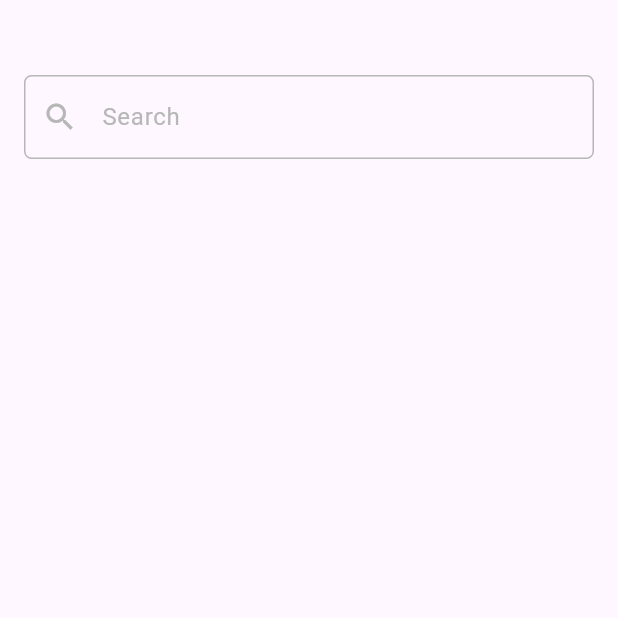
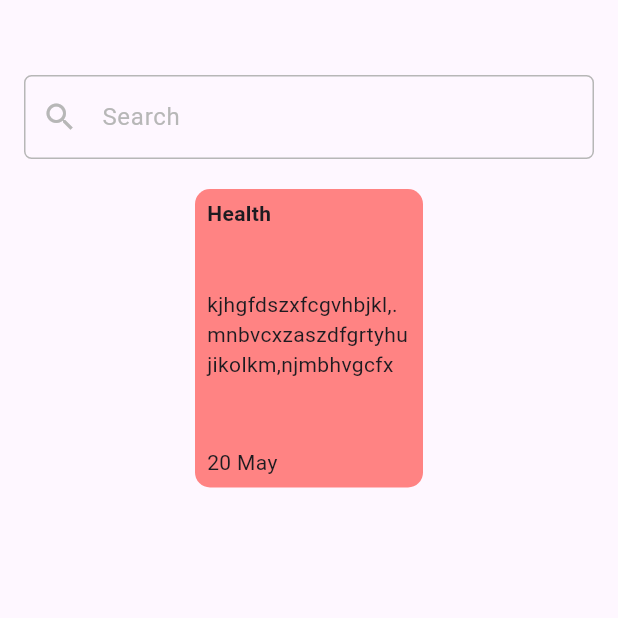
Before and after one commit to Nadeennoshy/Notly, a Flutter app: the HomeView screen opened directly, on a phone screen of 412 x 824 dp, the top half of it. Run offline on Flutter 3.47's test engine with Material 3 defaults, Android fonts, the light colour scheme and no system bars.

Commit message:
create note item

```diff
--- a/lib/views/home_view.dart
+++ b/lib/views/home_view.dart
@@ -8,6 +8,7 @@ class HomeView extends StatelessWidget {
   Widget build(BuildContext context) {
     return const Scaffold(
       body: HomeViewBody(),
+
     );
   }
 }
--- a/lib/widgets/home_view_body.dart
+++ b/lib/widgets/home_view_body.dart
@@ -1,4 +1,5 @@
 import 'package:flutter/material.dart';
+import 'package:notly/widgets/note_item.dart';
 import 'package:notly/widgets/search_text_field.dart';
 
 class HomeViewBody extends StatelessWidget {
@@ -12,6 +13,8 @@ class HomeViewBody extends StatelessWidget {
         children: [
           SizedBox(height: 50,),
           SearchTextField(),
+          SizedBox(height: 20,),
+          NoteItem(),
         ],
       ),
     );
--- /dev/null
+++ b/lib/widgets/note_item.dart
@@ -0,0 +1,34 @@
+import 'package:flutter/material.dart';
+
+class NoteItem extends StatelessWidget {
+  const NoteItem({super.key});
+
+  @override
+  Widget build(BuildContext context) {
+    return Container(
+      width: 152,
+      height: 199,
+      decoration: BoxDecoration(
+        color: const Color(0xffFF8383),
+        borderRadius: BorderRadius.circular(10),
+      ),
+      child: const Padding(
+        padding: EdgeInsets.symmetric(horizontal: 8.0),
+        child: Column(
+          mainAxisAlignment: MainAxisAlignment.spaceAround,
+          children: [
+            Row(
+              mainAxisAlignment: MainAxisAlignment.start,
+              children:[ Text('Health',style: TextStyle(fontWeight: FontWeight.bold),),]),
+            SizedBox(height: 15,),
+            Text('kjhgfdszxfcgvhbjkl,.mnbvcxzaszdfgrtyhujikolkm,njmbhvgcfx'),
+            SizedBox(height: 20,),
+            Row(
+              mainAxisAlignment: MainAxisAlignment.start,
+              children:[Text('20 May')]),
+          ],
+        ),
+      ),
+    );
+  }
+}
```
